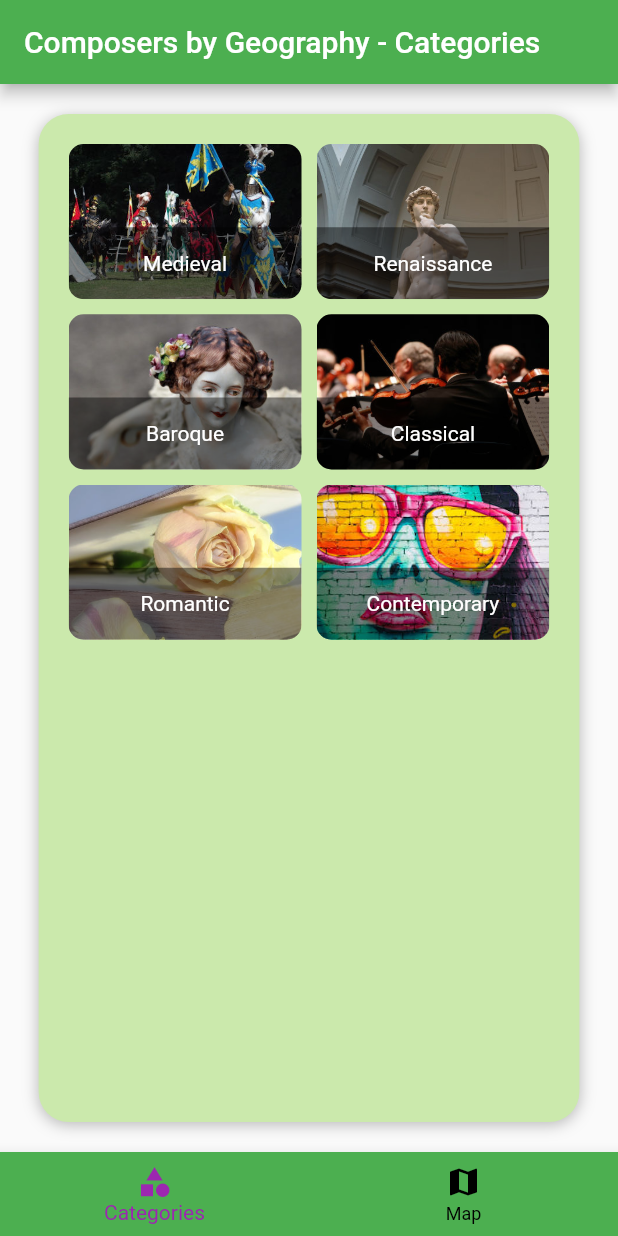
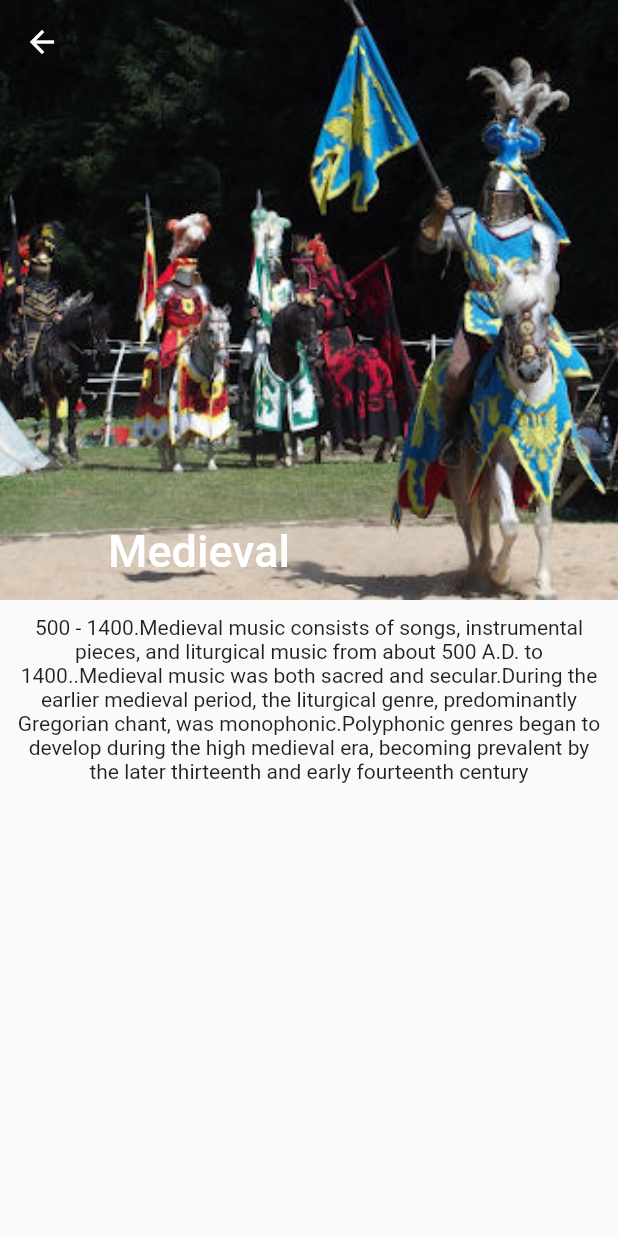
Before and after one commit to dmottcouk/composersbygeography, a Flutter app: the screen it shows after launch, after a tap on "Medieval", on a phone screen of 412 x 824 dp. Run offline on Flutter 3.47's test engine with Material 2 defaults, Android fonts, the phone set to English and light mode, and no system bars.

Commit message:
added start of category detail screen

```diff
--- /dev/null
+++ b/lib/helpers/categoriesdescriptions.dart
@@ -0,0 +1,46 @@
+import 'package:flutter/material.dart';
+
+
+class CategoriesDescriptions {
+
+  static List<String> getCategoryDescription (String cat)
+  {
+    switch(cat.toLowerCase())
+    {
+      case 'medieval' :
+        return ['500 - 1400','Medieval music consists of songs, instrumental pieces, and liturgical music from about 500 A.D. to 1400.',
+          'Medieval music was both sacred and secular','During the earlier medieval period, the liturgical genre, predominantly Gregorian chant, was monophonic',
+          'Polyphonic genres began to develop during the high medieval era, becoming prevalent by the later thirteenth and early fourteenth century'];
+      case 'renaissance' :
+         return ['1400 - 1600','Medieval music consists of songs, instrumental pieces, and liturgical music from about 500 A.D. to 1400.',
+          'Medieval music was both sacred and secular','During the earlier medieval period, the liturgical genre, predominantly Gregorian chant, was monophonic',
+          'Polyphonic genres began to develop during the high medieval era, becoming prevalent by the later thirteenth and early fourteenth century'];
+      case 'baroque' :
+        return ['1600 - 1750','Medieval music consists of songs, instrumental pieces, and liturgical music from about 500 A.D. to 1400.',
+          'Medieval music was both sacred and secular','During the earlier medieval period, the liturgical genre, predominantly Gregorian chant, was monophonic',
+          'Polyphonic genres began to develop during the high medieval era, becoming prevalent by the later thirteenth and early fourteenth century'];
+      case 'classical' :
+         return ['1750 - 1825','Medieval music consists of songs, instrumental pieces, and liturgical music from about 500 A.D. to 1400.',
+          'Medieval music was both sacred and secular','During the earlier medieval period, the liturgical genre, predominantly Gregorian chant, was monophonic',
+          'Polyphonic genres began to develop during the high medieval era, becoming prevalent by the later thirteenth and early fourteenth century'];
+      case 'romantic' :
+        return ['1825 - 1900','Medieval music consists of songs, instrumental pieces, and liturgical music from about 500 A.D. to 1400.',
+          'Medieval music was both sacred and secular','During the earlier medieval period, the liturgical genre, predominantly Gregorian chant, was monophonic',
+          'Polyphonic genres began to develop during the high medieval era, becoming prevalent by the later thirteenth and early fourteenth century'];
+      case 'contemporary' :
+         return ['1900 - ','Medieval music consists of songs, instrumental pieces, and liturgical music from about 500 A.D. to 1400.',
+          'Medieval music was both sacred and secular','During the earlier medieval period, the liturgical genre, predominantly Gregorian chant, was monophonic',
+          'Polyphonic genres began to develop during the high medieval era, becoming prevalent by the later thirteenth and early fourteenth century'];
+
+
+    }
+
+
+
+  }
+
+
+
+
+
+}
--- a/lib/main.dart
+++ b/lib/main.dart
@@ -1,6 +1,8 @@
+
 
 import 'package:flutter/material.dart';
 import './pages/tabs_screen.dart';
+import './pages/categories_description_screen.dart';
 
 void main() => runApp(MyApp());
 
@@ -16,6 +18,10 @@ class MyApp extends StatelessWidget {
         accentColor:  Colors.purple
       ),
       home: TabsScreen(),
+      routes: {
+        CategoriesDescriptionScreen.routeName: (ctx) => CategoriesDescriptionScreen(),
+
+      }
     );
   }
 }
--- /dev/null
+++ b/lib/pages/categories_description_screen.dart
@@ -0,0 +1,54 @@
+import 'package:flutter/material.dart';
+
+import '../helpers/categoriesdescriptions.dart';
+
+class CategoriesDescriptionScreen extends StatelessWidget {
+  static const routeName = '/categorydescription';
+
+  @override
+  Widget build(BuildContext context) {
+    final category = ModalRoute.of(context).settings.arguments as String;
+
+    return Scaffold(
+      //appBar: AppBar(
+      //  title: Text(loadedProduct.title),
+      //),
+      // for sliver replace the SingleChildScrollView with a CustomScrollView and remove the appBar
+
+      body: CustomScrollView(
+        // slivers are scrollable areas on the screen
+        slivers: <Widget>[
+          SliverAppBar(
+            expandedHeight: 400,
+            pinned: true,
+            flexibleSpace: FlexibleSpaceBar(
+              title: Text(category),
+              background: Hero(
+                tag: category,
+                child: Image.asset(
+                  'assets/images/${category.toLowerCase()}.jpg',
+                  fit: BoxFit.cover,
+                ),
+              ),
+            ),
+          ),
+          SliverList(
+            delegate: SliverChildListDelegate([
+              SizedBox(height: 10),
+              Container(
+                padding: EdgeInsets.symmetric(horizontal: 10),
+                width: double.infinity,
+                child: Text(
+                  CategoriesDescriptions.getCategoryDescription(category)
+                      .join('.'),
+                  textAlign: TextAlign.center,
+                  softWrap: true,
+                ),
+              ),
+            ]),
+          ),
+        ],
+      ),
+    );
+  }
+}
--- a/lib/widgets/musicperiodcategoryitem.dart
+++ b/lib/widgets/musicperiodcategoryitem.dart
@@ -1,4 +1,7 @@
+
 import 'package:flutter/material.dart';
+import '../pages/categories_description_screen.dart';
+
 
 class MusicPeriodCategoryItem extends StatelessWidget {
   final String categorytitle;
@@ -8,7 +11,6 @@ class MusicPeriodCategoryItem extends StatelessWidget {
 
   @override
   Widget build(BuildContext context) {
-
     final screenwidth = MediaQuery.of(context).size.width;
 
     return ClipRRect(
@@ -20,17 +22,27 @@ class MusicPeriodCategoryItem extends StatelessWidget {
           //   builder: (ctx) => ProductDetailScreen(title),
           // ),
           //);
+          Navigator.of(context).pushNamed(
+            CategoriesDescriptionScreen.routeName,
+            arguments: categorytitle,
+          );
         },
         child: GridTile(
-          child: Image.asset(
-            'assets/images/$assetimage',
-            fit: BoxFit.cover,
+          child: Hero(
+            tag: categorytitle,
+            child: Image.asset(
+              'assets/images/$assetimage',
+              fit: BoxFit.cover,
+            ),
           ),
           footer: GridTileBar(
             backgroundColor: Colors.black45,
+            leading: IconButton(icon: Icon(Icons.info), onPressed: () {}),
             title: Text(
               categorytitle,
-              style: screenwidth > 600 ? TextStyle(fontSize: 24) : TextStyle(fontSize: 14),
+              style: screenwidth > 600
+                  ? TextStyle(fontSize: 24)
+                  : TextStyle(fontSize: 14),
               textAlign: TextAlign.center,
             ),
           ),
```
Also changed, not shown: 4 other files.
